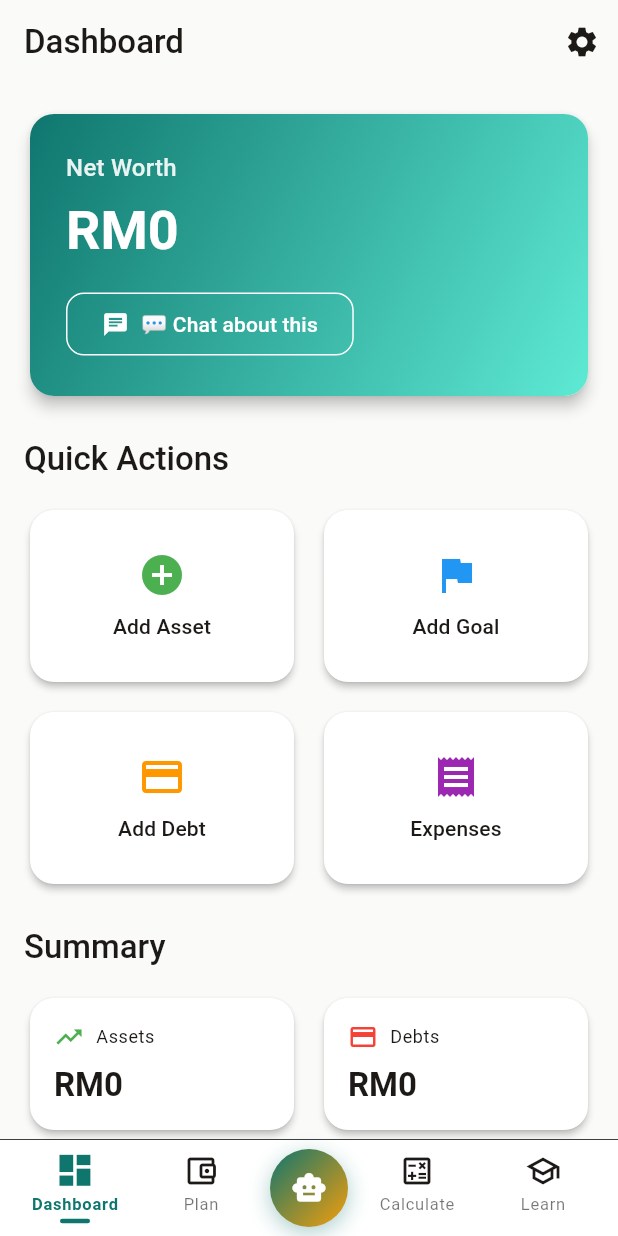
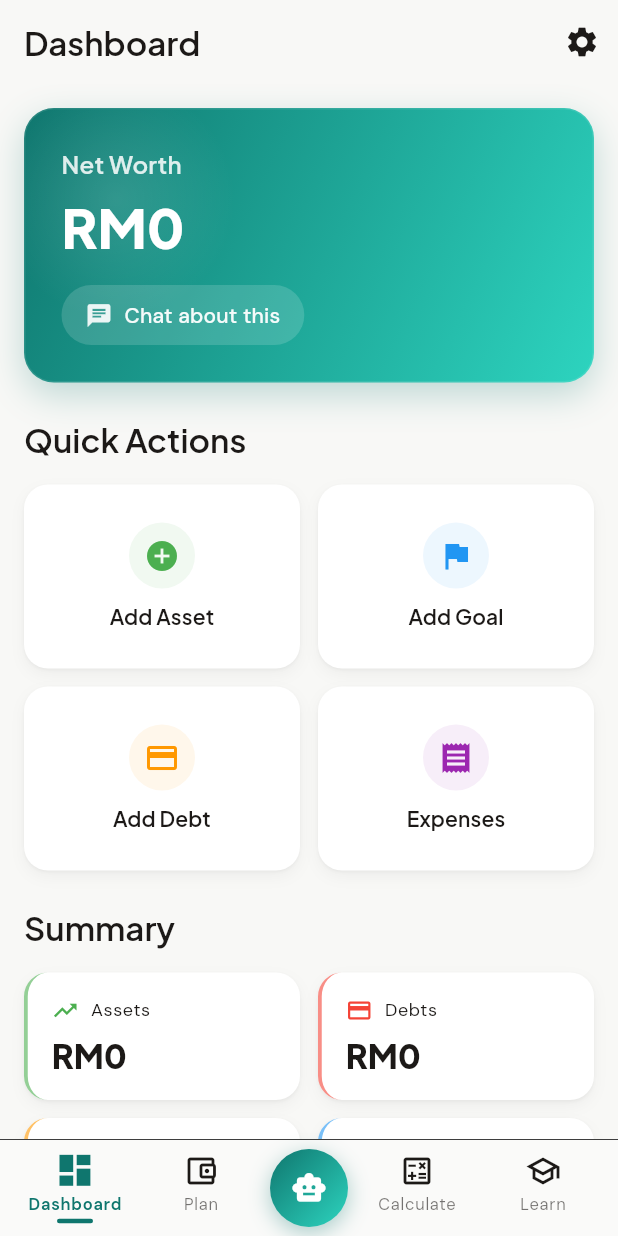
Before and after one commit to szeyu/open-ssyok-finance, a Flutter app: the DashboardScreen screen opened by its route, on a phone screen of 412 x 824 dp. Run offline on Flutter 3.47's test engine with Material 3 defaults, Android fonts, the phone set to English and light mode, and no system bars; our stand-ins replace cloud_firestore, firebase_auth, firebase_core, flutter_markdown, flutter_riverpod, freezed_annotation and 4 more; accounts and stored records are empty; network calls fail.

Commit message:
feat: overhaul typography with Google Fonts and refine chat UI components

```diff
--- a/frontend/lib/app/router/main_scaffold.dart
+++ b/frontend/lib/app/router/main_scaffold.dart
@@ -1,5 +1,6 @@
 import 'package:flutter/material.dart';
 import 'package:go_router/go_router.dart';
+import 'package:ssyok_finance/app/theme/colors.dart';
 
 /// Main scaffold with animated bottom navigation and floating AI button.
 class MainScaffold extends StatelessWidget {
@@ -105,7 +106,7 @@ class _AnimatedBottomNav extends StatelessWidget {
 
     return Container(
       decoration: BoxDecoration(
-        color: colorScheme.surface,
+        color: colorScheme.surfaceContainerHighest.withValues(alpha: 0.3),
         border: Border(
           top: BorderSide(
             color: colorScheme.outlineVariant,
@@ -211,12 +212,12 @@ class _NavTab extends StatelessWidget {
                 overflow: TextOverflow.ellipsis,
               ),
             ),
-            // Animated indicator dot
+            // Animated indicator dot — wider for more presence
             AnimatedContainer(
               duration: const Duration(milliseconds: 250),
               curve: Curves.easeOutCubic,
               height: 3,
-              width: isSelected ? 20 : 0,
+              width: isSelected ? 24 : 0,
               margin: const EdgeInsets.only(top: 2),
               decoration: BoxDecoration(
                 color: colorScheme.primary,
@@ -244,18 +245,18 @@ class _AiButton extends StatelessWidget {
         width: 52,
         height: 52,
         decoration: BoxDecoration(
-          gradient: LinearGradient(
+          gradient: const LinearGradient(
             begin: Alignment.topLeft,
             end: Alignment.bottomRight,
             colors: [
-              colorScheme.primary,
-              colorScheme.tertiary,
+              AppColors.primary,
+              AppColors.primaryLight,
             ],
           ),
           shape: BoxShape.circle,
           boxShadow: [
             BoxShadow(
-              color: colorScheme.primary.withValues(alpha: 0.35),
+              color: AppColors.primary.withValues(alpha: 0.35),
               blurRadius: 12,
               offset: const Offset(0, 4),
             ),
--- a/frontend/lib/app/theme/colors.dart
+++ b/frontend/lib/app/theme/colors.dart
@@ -4,7 +4,7 @@ import 'package:flutter/material.dart';
 class AppColors {
   // Primary brand color — Deep Teal (trustworthy, financial sophistication)
   static const Color primary = Color(0xFF0F766E);
-  static const Color primaryLight = Color(0xFF5EEAD4);
+  static const Color primaryLight = Color(0xFF2DD4BF);
   static const Color primaryDark = Color(0xFF0D5E57);
 
   // Secondary — Warm Amber (warmth and energy)
@@ -24,7 +24,7 @@ class AppColors {
   static const Color error = Color(0xFFEF4444); // Red
 
   // Light theme
-  static const Color backgroundLight = Color(0xFFFAFAF9); // Warm Stone
+  static const Color backgroundLight = Color(0xFFF8F8F6); // Warm Ivory
   static const Color surfaceLight = Color(0xFFFFFFFF);
   static const Color textPrimaryLight = Color(0xFF1C1917); // Rich Charcoal
   static const Color textSecondaryLight = Color(0xFF57534E); // Warm Gray
--- /dev/null
+++ b/frontend/lib/app/theme/shadows.dart
@@ -0,0 +1,16 @@
+import 'package:flutter/material.dart';
+
+/// Shared layered shadow system for depth
+class AppShadows {
+  /// Subtle card shadow — tight + ambient layers
+  static const List<BoxShadow> card = [
+    BoxShadow(color: Color(0x0A000000), blurRadius: 1, offset: Offset(0, 1)),
+    BoxShadow(color: Color(0x0A000000), blurRadius: 8, offset: Offset(0, 4)),
+  ];
+
+  /// Elevated card shadow — more prominent
+  static const List<BoxShadow> elevated = [
+    BoxShadow(color: Color(0x0D000000), blurRadius: 2, offset: Offset(0, 1)),
+    BoxShadow(color: Color(0x0A000000), blurRadius: 16, offset: Offset(0, 8)),
+  ];
+}
--- a/frontend/lib/app/theme/text_styles.dart
+++ b/frontend/lib/app/theme/text_styles.dart
@@ -1,106 +1,92 @@
 import 'package:flutter/material.dart';
+import 'package:google_fonts/google_fonts.dart';
 
-/// Typography styles using Roboto font family
+/// Typography styles using Plus Jakarta Sans (headlines) + DM Sans (body)
 class AppTextStyles {
-  // Display styles
-  static const TextStyle displayLarge = TextStyle(
-    fontFamily: 'Roboto',
+  // Display styles — Plus Jakarta Sans, w800
+  static TextStyle displayLarge = GoogleFonts.plusJakartaSans(
     fontSize: 57,
-    fontWeight: FontWeight.w400,
+    fontWeight: FontWeight.w800,
     letterSpacing: -0.25,
   );
 
-  static const TextStyle displayMedium = TextStyle(
-    fontFamily: 'Roboto',
+  static TextStyle displayMedium = GoogleFonts.plusJakartaSans(
     fontSize: 45,
-    fontWeight: FontWeight.w400,
+    fontWeight: FontWeight.w800,
   );
 
-  static const TextStyle displaySmall = TextStyle(
-    fontFamily: 'Roboto',
+  static TextStyle displaySmall = GoogleFonts.plusJakartaSans(
     fontSize: 36,
-    fontWeight: FontWeight.w400,
+    fontWeight: FontWeight.w800,
   );
 
-  // Headline styles
-  static const TextStyle headlineLarge = TextStyle(
-    fontFamily: 'Roboto',
+  // Headline styles — Plus Jakarta Sans, w700
+  static TextStyle headlineLarge = GoogleFonts.plusJakartaSans(
     fontSize: 32,
-    fontWeight: FontWeight.w400,
+    fontWeight: FontWeight.w700,
   );
 
-  static const TextStyle headlineMedium = TextStyle(
-    fontFamily: 'Roboto',
+  static TextStyle headlineMedium = GoogleFonts.plusJakartaSans(
     fontSize: 28,
-    fontWeight: FontWeight.w400,
+    fontWeight: FontWeight.w700,
   );
 
-  static const TextStyle headlineSmall = TextStyle(
-    fontFamily: 'Roboto',
+  static TextStyle headlineSmall = GoogleFonts.plusJakartaSans(
     fontSize: 24,
-    fontWeight: FontWeight.w400,
+    fontWeight: FontWeight.w700,
   );
 
-  // Title styles
-  static const TextStyle titleLarge = TextStyle(
-    fontFamily: 'Roboto',
+  // Title styles — Plus Jakarta Sans, w600
+  static TextStyle titleLarge = GoogleFonts.plusJakartaSans(
     fontSize: 22,
-    fontWeight: FontWeight.w500,
+    fontWeight: FontWeight.w600,
   );
 
-  static const TextStyle titleMedium = TextStyle(
-    fontFamily: 'Roboto',
+  static TextStyle titleMedium = GoogleFonts.plusJakartaSans(
     fontSize: 16,
-    fontWeight: FontWeight.w500,
+    fontWeight: FontWeight.w600,
     letterSpacing: 0.15,
   );
 
-  static const TextStyle titleSmall = TextStyle(
-    fontFamily: 'Roboto',
+  static TextStyle titleSmall = GoogleFonts.plusJakartaSans(
+    fontSize: 14,
+    fontWeight: FontWeight.w600,
+    letterSpacing: 0.1,
+  );
+
+  // Body styles — DM Sans
+  static TextStyle bodyLarge = GoogleFonts.dmSans(
+    fontSize: 16,
+    fontWeight: FontWeight.w400,
+    letterSpacing: 0.5,
+  );
+
+  static TextStyle bodyMedium = GoogleFonts.dmSans(
+    fontSize: 14,
+    fontWeight: FontWeight.w400,
+    letterSpacing: 0.25,
+  );
+
+  static TextStyle bodySmall = GoogleFonts.dmSans(
+    fontSize: 12,
+    fontWeight: FontWeight.w400,
+    letterSpacing: 0.4,
+  );
+
+  // Label styles — DM Sans, w500
+  static TextStyle labelLarge = GoogleFonts.dmSans(
     fontSize: 14,
     fontWeight: FontWeight.w500,
     letterSpacing: 0.1,
   );
 
-  // Body styles
-  static const TextStyle bodyLarge = TextStyle(
-    fontFamily: 'Roboto',
-    fontSize: 16,
-    fontWeight: FontWeight.w400,
-    letterSpacing: 0.5,
-  );
-
-  static const TextStyle bodyMedium = TextStyle(
-    fontFamily: 'Roboto',
-    fontSize: 14,
-    fontWeight: FontWeight.w400,
-    letterSpacing: 0.25,
-  );
-
-  static const TextStyle bodySmall = TextStyle(
-    fontFamily: 'Roboto',
-    fontSize: 12,
-    fontWeight: FontWeight.w400,
-    letterSpacing: 0.4,
-  );
-
-  // Label styles
-  static const TextStyle labelLarge = TextStyle(
-    fontFamily: 'Roboto',
-    fontSize: 14,
-    fontWeight: FontWeight.w500,
-    letterSpacing: 0.1,
-  );
-
-  static const TextStyle labelMedium = TextStyle(
-    fontFamily: 'Roboto',
+  static TextStyle labelMedium = GoogleFonts.dmSans(
     fontSize: 12,
     fontWeight: FontWeight.w500,
     letterSpacing: 0.5,
   );
 
-  static const TextStyle labelSmall = TextStyle(
-    fontFamily: 'Roboto',
+  static TextStyle labelSmall = GoogleFonts.dmSans(
     fontSize: 11,
     fontWeight: FontWeight.w500,
     letterSpacing: 0.5,
--- a/frontend/lib/features/dashboard/presentation/screens/dashboard_screen.dart
+++ b/frontend/lib/features/dashboard/presentation/screens/dashboard_screen.dart
@@ -1,6 +1,7 @@
 import 'package:flutter/material.dart';
 import 'package:flutter_riverpod/flutter_riverpod.dart';
 import 'package:go_router/go_router.dart';
+import 'package:ssyok_finance/app/theme/shadows.dart';
 import 'package:ssyok_finance/core/extensions/double_extensions.dart';
 import 'package:ssyok_finance/features/auth/presentation/providers/auth_provider.dart';
 import 'package:ssyok_finance/features/onboarding/presentation/providers/profile_provider.dart';
@@ -104,12 +105,9 @@ class DashboardScreen extends ConsumerWidget {
   }
 
   Widget _buildNetWorthCard(BuildContext context, ThemeData theme, double netWorth) {
-    return Card(
-      elevation: 4,
-      child: Container(
-        padding: const EdgeInsets.all(24),
+    return Container(
       decoration: BoxDecoration(
-          borderRadius: BorderRadius.circular(16),
+        borderRadius: BorderRadius.circular(20),
         gradient: LinearGradient(
           begin: Alignment.topLeft,
           end: Alignment.bottomRight,
@@ -118,38 +116,86 @@ class DashboardScreen extends ConsumerWidget {
             theme.colorScheme.primaryContainer,
           ],
         ),
+        border: Border.all(
+          color: Colors.white.withValues(alpha: 0.1),
+          width: 1,
         ),
+        boxShadow: [
+          BoxShadow(
+            color: theme.colorScheme.primary.withValues(alpha: 0.25),
+            blurRadius: 20,
+            offset: const Offset(0, 8),
+          ),
+        ],
+      ),
+      child: Stack(
+        children: [
+          // Radial gradient overlay for glass-like depth
+          Positioned(
+            top: -20,
+            left: -20,
+            child: Container(
+              width: 160,
+              height: 160,
+              decoration: BoxDecoration(
+                shape: BoxShape.circle,
+                gradient: RadialGradient(
+                  colors: [
+                    Colors.white.withValues(alpha: 0.12),
+                    Colors.white.withValues(alpha: 0.0),
+                  ],
+                ),
+              ),
+            ),
+          ),
+          Padding(
+            padding: const EdgeInsets.all(24),
             child: Column(
               crossAxisAlignment: CrossAxisAlignment.start,
               children: [
                 Text(
                   'Net Worth',
                   style: theme.textTheme.titleMedium?.copyWith(
-                color: Colors.white.withValues(alpha: 0.9),
+                    color: Colors.white.withValues(alpha: 0.85),
                   ),
                 ),
                 const SizedBox(height: 8),
                 Text(
                   netWorth.toRinggit(showDecimals: false),
-              style: theme.textTheme.displaySmall?.copyWith(
+                  style: theme.textTheme.headlineLarge?.copyWith(
                     color: Colors.white,
-                fontWeight: FontWeight.bold,
+                    fontWeight: FontWeight.w800,
+                    fontSize: 36,
                   ),
                 ),
                 const SizedBox(height: 16),
-            OutlinedButton.icon(
-              onPressed: () => context.push('/chat?prompt=net_worth'),
-              icon: const Icon(Icons.chat, color: Colors.white),
-              label: const Text(
-                '💬 Chat about this',
-                style: TextStyle(color: Colors.white),
+                GestureDetector(
+                  onTap: () => context.push('/chat?prompt=net_worth'),
+                  child: Container(
+                    padding: const EdgeInsets.symmetric(horizontal: 16, vertical: 10),
+                    decoration: BoxDecoration(
+                      color: Colors.white.withValues(alpha: 0.15),
+                      borderRadius: BorderRadius.circular(24),
                     ),
-              style: OutlinedButton.styleFrom(
-                side: const BorderSide(color: Colors.white),
+                    child: Row(
+                      mainAxisSize: MainAxisSize.min,
+                      children: [
+                        Icon(Icons.chat, color: Colors.white.withValues(alpha: 0.9), size: 18),
+                        const SizedBox(width: 8),
+                        Text(
+                          'Chat about this',
+                          style: theme.textTheme.labelLarge?.copyWith(
+                            color: Colors.white.withValues(alpha: 0.95),
                           ),
                         ),
                       ],
                     ),
+                  ),
+                ),
+              ],
+            ),
+          ),
+        ],
       ),
     );
   }
@@ -198,11 +244,26 @@ class DashboardScreen extends ConsumerWidget {
   Widget _buildQuickActionCard(ThemeData theme, _QuickAction action) {
     return Pressable(
       onTap: action.onTap,
-      child: Card(
+      child: Container(
+        decoration: BoxDecoration(
+          color: theme.colorScheme.surface,
+          borderRadius: BorderRadius.circular(16),
+          boxShadow: AppShadows.card,
+        ),
+        child: Padding(
+          padding: const EdgeInsets.all(12),
           child: Column(
             mainAxisAlignment: MainAxisAlignment.center,
             children: [
-            Icon(action.icon, size: 32, color: action.color),
+              Container(
+                width: 44,
+                height: 44,
+                decoration: BoxDecoration(
+                  color: action.color.withValues(alpha: 0.08),
+                  shape: BoxShape.circle,
+                ),
+                child: Icon(action.icon, size: 24, color: action.color),
+              ),
               const SizedBox(height: 8),
               Text(
                 action.label,
@@ -210,6 +271,7 @@ class DashboardScreen extends ConsumerWidget {
                 textAlign: TextAlign.center,
               ),
             ],
+          ),
         ),
       ),
     );
@@ -287,7 +349,15 @@ class DashboardScreen extends ConsumerWidget {
     IconData icon,
     Color color,
   ) {
-    return Card(
+    return Container(
+      decoration: BoxDecoration(
+        color: theme.colorScheme.surface,
+        borderRadius: BorderRadius.circular(16),
+        boxShadow: AppShadows.card,
+        border: Border(
+          left: BorderSide(color: color.withValues(alpha: 0.6), width: 2.5),
+        ),
+      ),
       child: Padding(
         padding: const EdgeInsets.all(16),
         child: Column(
@@ -295,7 +365,7 @@ class DashboardScreen extends ConsumerWidget {
           children: [
             Row(
               children: [
-                Icon(icon, size: 20, color: color),
+                Icon(icon, size: 18, color: color),
                 const SizedBox(width: 8),
                 Expanded(
                   child: Text(
@@ -306,11 +376,12 @@ class DashboardScreen extends ConsumerWidget {
                 ),
               ],
             ),
-            const SizedBox(height: 8),
+            const SizedBox(height: 6),
             Text(
               value,
-              style: theme.textTheme.titleLarge?.copyWith(
-                fontWeight: FontWeight.bold,
+              style: theme.textTheme.headlineSmall?.copyWith(
+                fontWeight: FontWeight.w800,
+                fontSize: 22,
               ),
               overflow: TextOverflow.ellipsis,
             ),
--- a/frontend/pubspec.yaml
+++ b/frontend/pubspec.yaml
@@ -51,6 +51,9 @@ dependencies:
 
   # Local storage
   shared_preferences: ^2.3.3
+
+  # Typography
+  google_fonts: ^6.2.1
 
   # Utilities
   cupertino_icons: ^1.0.8
```
Also changed, not shown: frontend/lib/app/theme/app_theme.dart (+10 -8 lines), frontend/lib/features/auth/presentation/screens/sign_in_screen.dart (+36 -23 lines), frontend/lib/features/chat/presentation/screens/chat_screen.dart (+41 -26 lines), frontend/lib/features/chat/presentation/widgets/chat_bubble.dart (+9 -0 lines), frontend/lib/features/plan/presentation/plan_hub_screen.dart (+21 -5 lines), frontend/pubspec.lock. Lines whose indentation alone changed are shown as unchanged.
